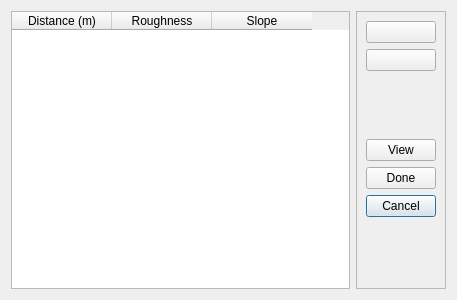
Above: ui/buffer_segment.ui from Inigobarbe/VFSMOD-GUI before the change. Below: the same form after it.
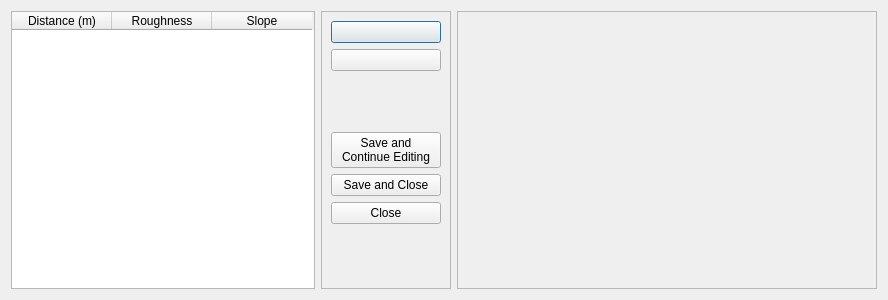
That is the form after the change.

What changed in the file:
```diff
--- a/ui/buffer_segment.ui
+++ b/ui/buffer_segment.ui
@@ -6,7 +6,7 @@
    <rect>
     <x>0</x>
     <y>0</y>
-    <width>457</width>
+    <width>888</width>
     <height>300</height>
    </rect>
   </property>
@@ -37,7 +37,7 @@
     <widget class="QFrame" name="frame">
      <property name="maximumSize">
       <size>
-       <width>90</width>
+       <width>130</width>
        <height>16777215</height>
       </size>
      </property>
@@ -48,40 +48,6 @@
       <enum>QFrame::Raised</enum>
      </property>
      <layout class="QGridLayout" name="gridLayout">
-      <item row="5" column="0">
-       <widget class="QPushButton" name="pushButton_3">
-        <property name="text">
-         <string>Cancel</string>
-        </property>
-       </widget>
-      </item>
-      <item row="6" column="0">
-       <spacer name="verticalSpacer">
-        <property name="orientation">
-         <enum>Qt::Vertical</enum>
-        </property>
-        <property name="sizeHint" stdset="0">
-         <size>
-          <width>20</width>
-          <height>40</height>
-         </size>
-        </property>
-       </spacer>
-      </item>
-      <item row="3" column="0">
-       <widget class="QPushButton" name="pushButton">
-        <property name="text">
-         <string>View</string>
-        </property>
-       </widget>
-      </item>
-      <item row="4" column="0">
-       <widget class="QPushButton" name="pushButton_2">
-        <property name="text">
-         <string>Done</string>
-        </property>
-       </widget>
-      </item>
       <item row="0" column="0">
        <widget class="QPushButton" name="add_row">
         <property name="text">
@@ -109,9 +75,72 @@
         </property>
        </spacer>
       </item>
+      <item row="3" column="0">
+       <widget class="QPushButton" name="save_continue">
+        <property name="minimumSize">
+         <size>
+          <width>110</width>
+          <height>0</height>
+         </size>
+        </property>
+        <property name="text">
+         <string>Save and 
+Continue Editing</string>
+        </property>
+       </widget>
+      </item>
+      <item row="4" column="0">
+       <widget class="QPushButton" name="save_close">
+        <property name="text">
+         <string>Save and Close</string>
+        </property>
+       </widget>
+      </item>
+      <item row="5" column="0">
+       <widget class="QPushButton" name="close_dialog">
+        <property name="text">
+         <string>Close</string>
+        </property>
+       </widget>
+      </item>
+      <item row="6" column="0">
+       <spacer name="verticalSpacer">
+        <property name="orientation">
+         <enum>Qt::Vertical</enum>
+        </property>
+        <property name="sizeHint" stdset="0">
+         <size>
+          <width>20</width>
+          <height>40</height>
+         </size>
+        </property>
+       </spacer>
+      </item>
      </layout>
     </widget>
    </item>
+   <item row="0" column="2">
+    <widget class="QFrame" name="frame_2">
+     <property name="minimumSize">
+      <size>
+       <width>420</width>
+       <height>0</height>
+      </size>
+     </property>
+     <property name="maximumSize">
+      <size>
+       <width>420</width>
+       <height>16777215</height>
+      </size>
+     </property>
+     <property name="frameShape">
+      <enum>QFrame::StyledPanel</enum>
+     </property>
+     <property name="frameShadow">
+      <enum>QFrame::Raised</enum>
+     </property>
+    </widget>
+   </item>
   </layout>
  </widget>
  <resources/>
```
